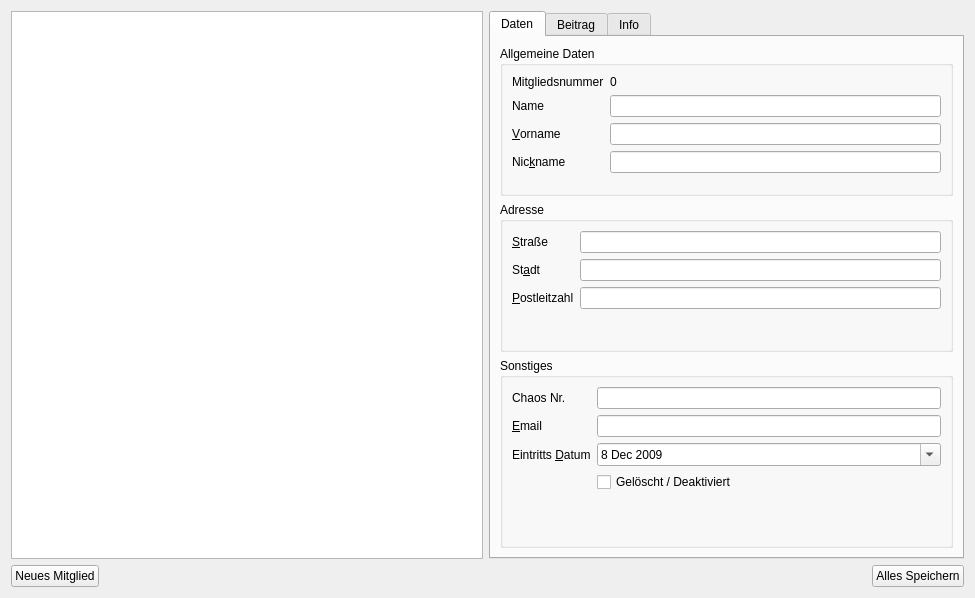
Before: the Qt Designer form src/gui/memberdetailview.ui in Bjoe/member-manager, drawn with Qt 5.
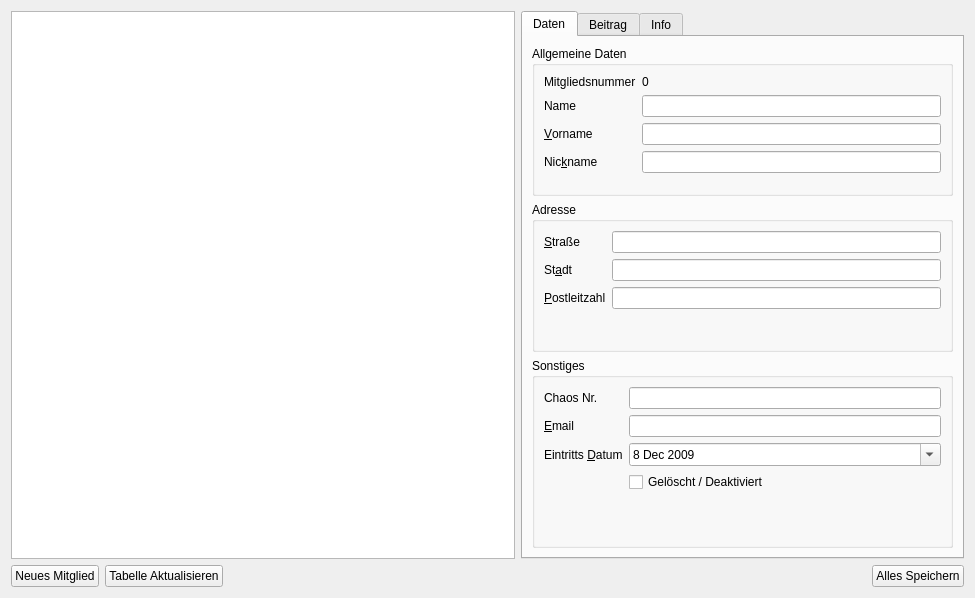
After: the same form once the commit is applied.

Commit message: Add refresh button in member detail view.

Diff of the .ui file:
```diff
--- a/src/gui/memberdetailview.ui
+++ b/src/gui/memberdetailview.ui
@@ -17,7 +17,7 @@
    </sizepolicy>
   </property>
   <layout class="QGridLayout" name="gridLayout">
-   <item row="0" column="0" colspan="2">
+   <item row="0" column="0" colspan="3">
     <widget class="QTableView" name="tableView">
      <property name="contextMenuPolicy">
       <enum>Qt::ActionsContextMenu</enum>
@@ -45,7 +45,7 @@
      </attribute>
     </widget>
    </item>
-   <item row="0" column="3" colspan="2">
+   <item row="0" column="4" colspan="2">
     <widget class="QTabWidget" name="tabWidget">
      <property name="maximumSize">
       <size>
@@ -465,20 +465,20 @@
      </widget>
     </widget>
    </item>
-   <item row="1" column="3">
-    <spacer name="horizontalSpacer">
-     <property name="orientation">
-      <enum>Qt::Horizontal</enum>
-     </property>
-     <property name="sizeHint" stdset="0">
-      <size>
-       <width>40</width>
-       <height>20</height>
-      </size>
-     </property>
-    </spacer>
-   </item>
    <item row="1" column="4">
+    <spacer name="horizontalSpacer">
+     <property name="orientation">
+      <enum>Qt::Horizontal</enum>
+     </property>
+     <property name="sizeHint" stdset="0">
+      <size>
+       <width>40</width>
+       <height>20</height>
+      </size>
+     </property>
+    </spacer>
+   </item>
+   <item row="1" column="5">
     <widget class="QPushButton" name="saveButton">
      <property name="toolTip">
       <string>Speichere alle Änderungen</string>
@@ -488,7 +488,7 @@
      </property>
     </widget>
    </item>
-   <item row="1" column="1">
+   <item row="1" column="2">
     <spacer name="horizontalSpacer_2">
      <property name="orientation">
       <enum>Qt::Horizontal</enum>
@@ -508,6 +508,13 @@
      </property>
     </widget>
    </item>
+   <item row="1" column="1">
+    <widget class="QPushButton" name="refreshButton">
+     <property name="text">
+      <string>Tabelle Aktualisieren</string>
+     </property>
+    </widget>
+   </item>
   </layout>
  </widget>
  <resources/>
```
The commit also changes 1 other file.
